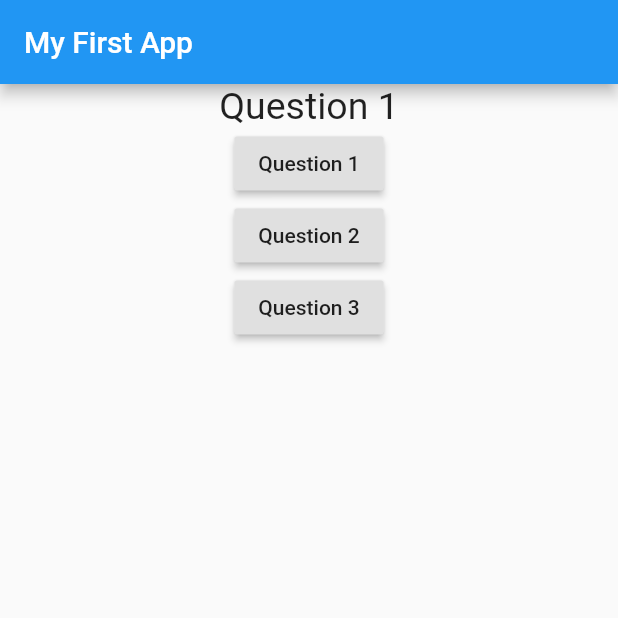
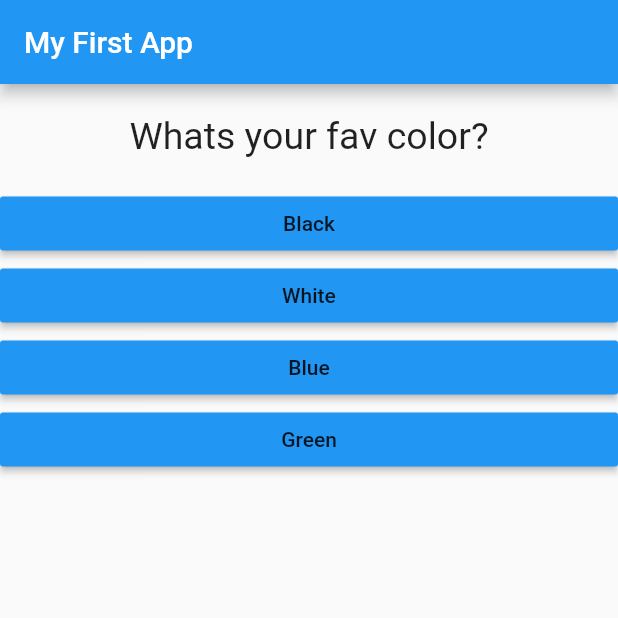
Before and after one commit to touhid-jisan/Android-Practice, a Flutter app: the screen it shows after launch, on a phone screen of 412 x 824 dp, the top half of it. Run offline on Flutter 3.47's test engine with Material 2 defaults, Android fonts, the phone set to English and light mode, and no system bars.

Commit message:
quiz app

```diff
--- /dev/null
+++ b/lib/answer.dart
@@ -0,0 +1,20 @@
+import 'package:flutter/material.dart';
+
+class Answer extends StatelessWidget {
+  final Function selectHandler;
+  final String answerText;
+  Answer(this.selectHandler,  this.answerText);
+  @override
+  Widget build(BuildContext context) {
+    // TODO: implement build
+    return Container(
+      width: double.infinity,
+      child : RaisedButton(
+        color: Colors.blue,
+        child: Text(answerText),
+        onPressed: selectHandler,
+      ),
+    );
+  }
+
+}
--- a/lib/main.dart
+++ b/lib/main.dart
@@ -1,5 +1,6 @@
 import 'package:flutter/material.dart';
 import 'package:flutter_app/question.dart';
+import 'package:flutter_app/answer.dart';
 
 void main() {
   runApp(MyApp());
@@ -17,21 +18,31 @@ class MyApp extends StatefulWidget {
 class _MyAppState extends State<MyApp> {
 
   int _index = 0;
-  void answerQuestion() {
+  void _answerQuestion() {
     setState(() {
       _index = _index+1;
     });
-
-    print(_index);
   }
 
   @override
   Widget build(BuildContext context) {
-
-    var question = ['Question 1',
-      'Question 2',
-      'Question 3',
-      'Question 4'
+    var questions = [
+      {
+        'questionText' : 'Whats your fav color?',
+        'answer' : ['Black', 'White', 'Blue', 'Green'],
+      },
+      {
+        'questionText' : 'Whats your fav animal?',
+        'answer' : ['Rabbit', 'Snake', 'Elephant', 'Lion'],
+      },
+      {
+        'questionText' : 'Whats your fav abc?',
+        'answer' : ['abc', 'def', 'ghi', 'jkl'],
+      },
+      {
+        'questionText' : 'Whats your fav color?',
+        'answer' : ['1', 'W23hite', 'B4lue', 'Gre66en'],
+      },
     ];
    return MaterialApp(
      debugShowCheckedModeBanner: false,
@@ -40,17 +51,18 @@ class _MyAppState extends State<MyApp> {
           title: Text('My First App'),),
        body: Column(
          children: [
-           Question(question[_index]),
+           Question(questions[_index]['questionText']),
            /*
            RaisedButton(child: Text('Question 1'), onPressed: () => print('Answer 1 chosen'),),
            RaisedButton(child: Text('Question 2'), onPressed: () {print('Answer 2 Chosen');},),
            RaisedButton(child: Text('Question 3'), onPressed: answerQuestion,),
 
             */
-           RaisedButton(child: Text('Question 1'), onPressed: answerQuestion,),
-           RaisedButton(child: Text('Question 2'), onPressed: answerQuestion,),
-           RaisedButton(child: Text('Question 3'), onPressed: answerQuestion,),
-         ],
+           ...(questions[_index]['answer'] as List<String>).map((answer) {
+            return Answer(_answerQuestion , answer);
+           }).toList()
+
+           ],
        ),
      ),
    );
--- a/lib/question.dart
+++ b/lib/question.dart
@@ -1,4 +1,5 @@
 import 'package:flutter/material.dart';
+import 'package:flutter/rendering.dart';
 
 class Question extends StatelessWidget {
   final String qustionText;
@@ -8,6 +9,7 @@ class Question extends StatelessWidget {
   Widget build(BuildContext context) {
     // TODO: implement build
     return Container(
+      margin:  EdgeInsets.all(20),
       width: double.infinity ,
       child:
         Text(qustionText,
```
